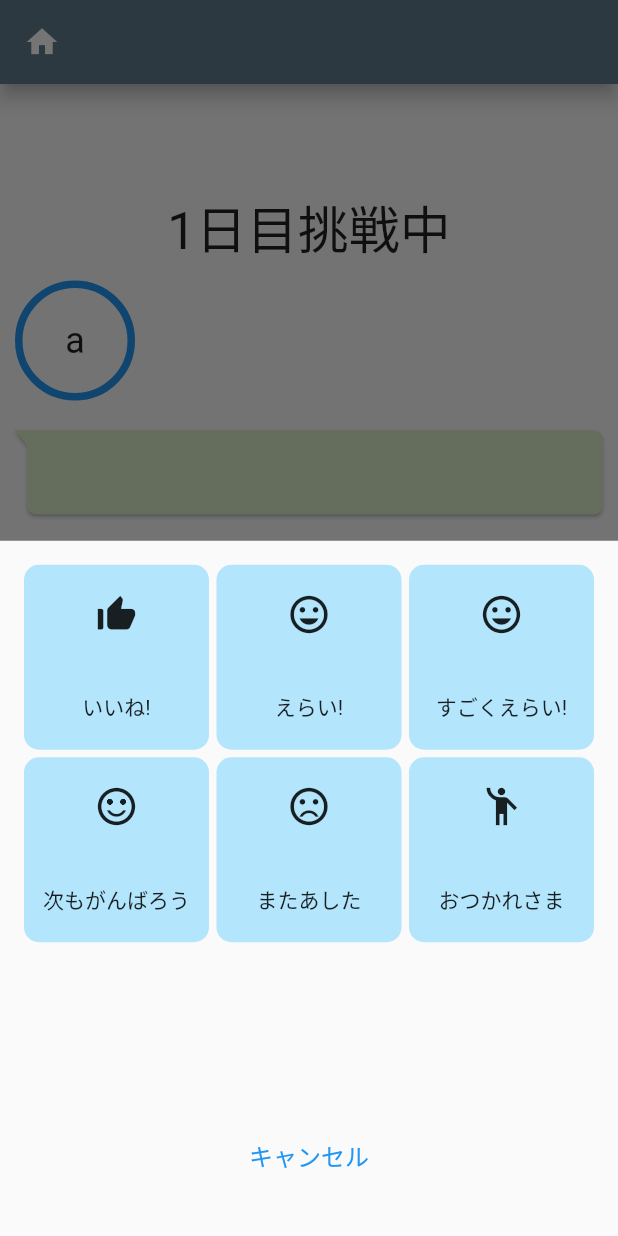
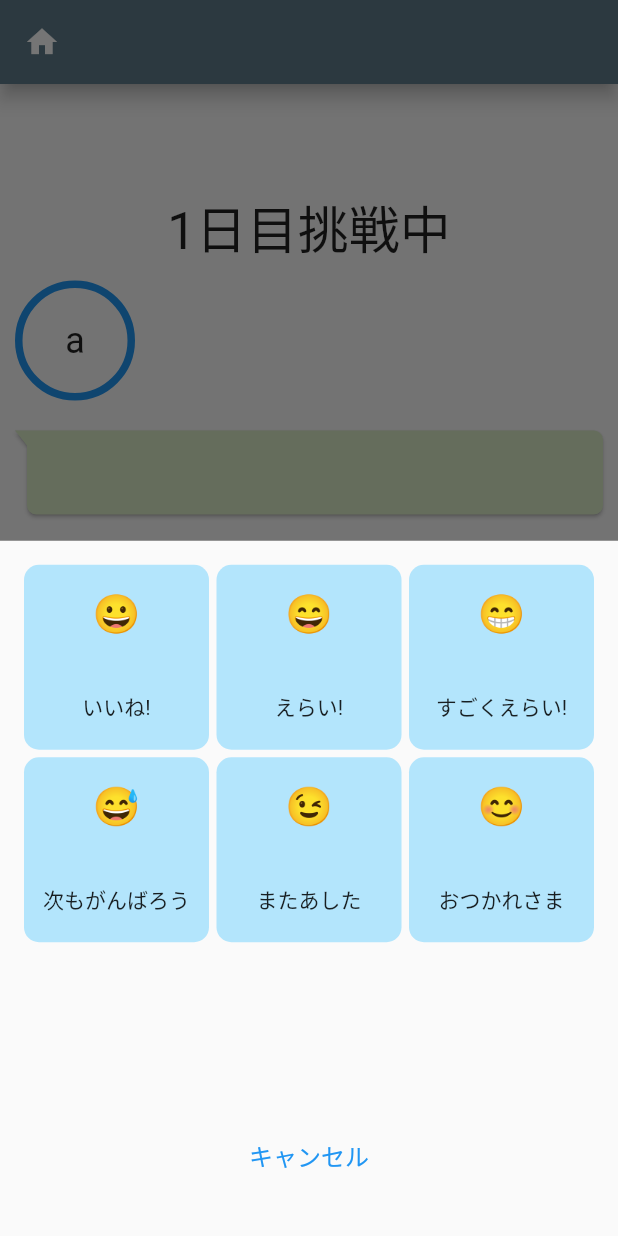
Before and after one commit to y0303noki/YellApp, a Flutter app: the OtherYellMainPage screen opened directly, after a tap on "メッセージを送る", on a phone screen of 412 x 824 dp. Run offline on Flutter 3.47's test engine with Material 2 defaults, Android fonts, the phone set to English and light mode, and no system bars; drawn by our look-alikes of bubble; our stand-ins replace cloud_firestore, firebase_auth, firebase_core, flutter_hooks, hooks_riverpod, share and 1 more; accounts and stored records are empty; network calls fail.

Commit message:
画像追加

```diff
--- a/lib/screen/other/other_yell_main_page.dart
+++ b/lib/screen/other/other_yell_main_page.dart
@@ -205,49 +205,49 @@ class OtherYellMainPage extends ConsumerWidget {
         context,
         otherAchievment,
         CommonWidget.quickAction0(),
-        Icons.thumb_up_alt,
+        'images/iine.png',
         0,
       ),
       _tileContainer(
         context,
         otherAchievment,
         CommonWidget.quickAction1(),
-        Icons.mood,
+        'images/erai.png',
         1,
       ),
       _tileContainer(
         context,
         otherAchievment,
         CommonWidget.quickAction2(),
-        Icons.tag_faces,
+        'images/sugokuerai.png',
         2,
       ),
       _tileContainer(
         context,
         otherAchievment,
         CommonWidget.quickAction3(),
-        Icons.sentiment_satisfied_alt,
+        'images/tugimoganbarou.png',
         3,
       ),
       _tileContainer(
         context,
         otherAchievment,
         CommonWidget.quickAction4(),
-        Icons.sentiment_very_dissatisfied,
+        'images/mataasita.png',
         4,
       ),
       _tileContainer(
         context,
         otherAchievment,
         CommonWidget.quickAction5(),
-        Icons.emoji_people,
+        'images/otukaresama.png',
         5,
       ),
     ];
   }
 
   Widget _tileContainer(BuildContext context, OtherAchievment otherAchievment,
-      String _text, IconData _iconData, int _index) {
+      String _text, String _imagePath, int _index) {
     return GestureDetector(
       child: GridTile(
         child: Container(
@@ -258,9 +258,9 @@ class OtherYellMainPage extends ConsumerWidget {
           child: Column(
             mainAxisAlignment: MainAxisAlignment.spaceAround,
             children: [
-              Icon(
-                _iconData,
-                size: 30,
+              Image.asset(
+                _imagePath,
+                width: 30,
               ),
               Center(
                 child: TextWidget.subTitleText2(_text),
```
Also changed, not shown: images/erai.png (added), images/erai1.png (added), images/iine.png (added), images/mataasita.png (added), images/otukaresama.png (added), images/sugokuerai.png (added), images/totemoerai.png (added), images/tugimoganbarou.png (added).
